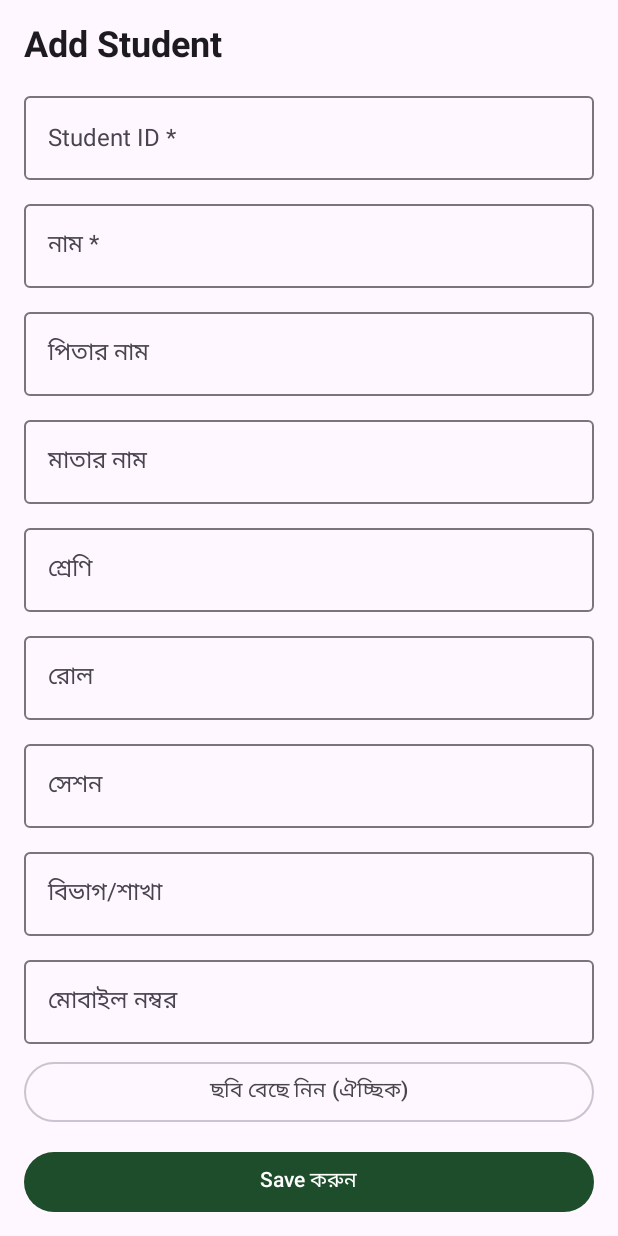
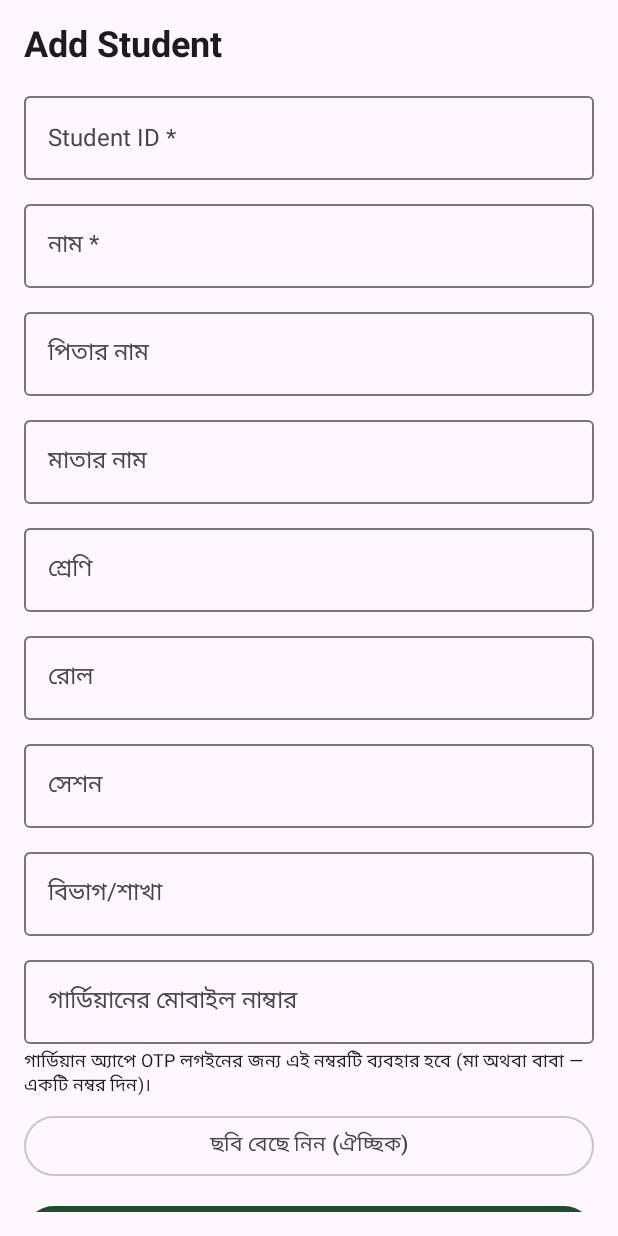
Before and after one commit to muhammadashikmadani08-tech/student-id-scanner-cloud, an Android app built with Jetpack Compose: the composable StudentFormScreen called with empty values, on a phone screen of 412 x 824 dp. Run offline under Robolectric (Android 15) with nearby library versions, the phone set to English and light mode, and no system bars; our stand-ins replace Firebase (no records; nobody signed in at launch, a user with empty details on screens opened directly).

Commit message:
Label phone field as guardian mobile number

```diff
--- a/app/src/main/java/com/institution/idscanner/cloud/ui/StudentFormProfileScreens.kt
+++ b/app/src/main/java/com/institution/idscanner/cloud/ui/StudentFormProfileScreens.kt
@@ -10,6 +10,7 @@ import androidx.compose.foundation.layout.fillMaxWidth
 import androidx.compose.foundation.layout.height
 import androidx.compose.foundation.layout.padding
 import androidx.compose.foundation.rememberScrollState
+import androidx.compose.foundation.text.KeyboardOptions
 import androidx.compose.foundation.verticalScroll
 import androidx.compose.material3.Button
 import androidx.compose.material3.MaterialTheme
@@ -23,6 +24,7 @@ import androidx.compose.runtime.mutableStateOf
 import androidx.compose.runtime.remember
 import androidx.compose.runtime.setValue
 import androidx.compose.ui.Modifier
+import androidx.compose.ui.text.input.KeyboardType
 import androidx.compose.ui.unit.dp
 import com.institution.idscanner.cloud.AppViewModel
 import com.institution.idscanner.cloud.data.Student
@@ -69,7 +71,18 @@ fun StudentFormScreen(vm: AppViewModel, existing: Student?, onDone: () -> Unit)
         Field(roll, { roll = it }, "রোল")
         Field(session, { session = it }, "সেশন")
         Field(section, { section = it }, "বিভাগ/শাখা")
-        Field(phone, { phone = it }, "মোবাইল নম্বর")
+        OutlinedTextField(
+            value = phone, onValueChange = { phone = it },
+            label = { Text("গার্ডিয়ানের মোবাইল নাম্বার") },
+            keyboardOptions = KeyboardOptions(keyboardType = KeyboardType.Phone),
+            modifier = Modifier.fillMaxWidth()
+        )
+        Spacer(Modifier.height(4.dp))
+        Text(
+            "গার্ডিয়ান অ্যাপে OTP লগইনের জন্য এই নম্বরটি ব্যবহার হবে (মা অথবা বাবা — একটি নম্বর দিন)।",
+            style = MaterialTheme.typography.bodySmall
+        )
+        Spacer(Modifier.height(8.dp))
         OutlinedButton(onClick = { photoPicker.launch("image/*") }, modifier = Modifier.fillMaxWidth()) {
             Text(if (photoUrl.isBlank()) "ছবি বেছে নিন (ঐচ্ছিক)" else "ছবি পরিবর্তন করুন")
         }
```
